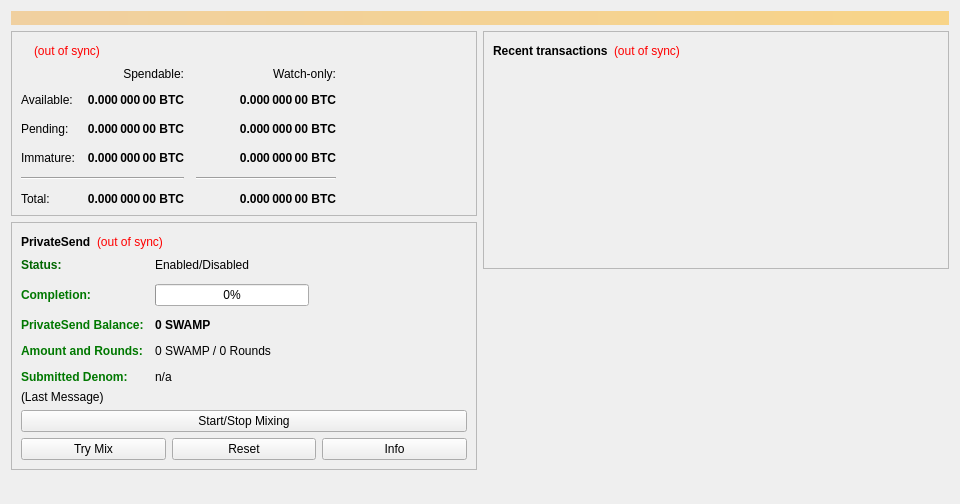
First picture: the form in src/qt/forms/overviewpage.ui, repository devilking6105/swamp, before the edit.
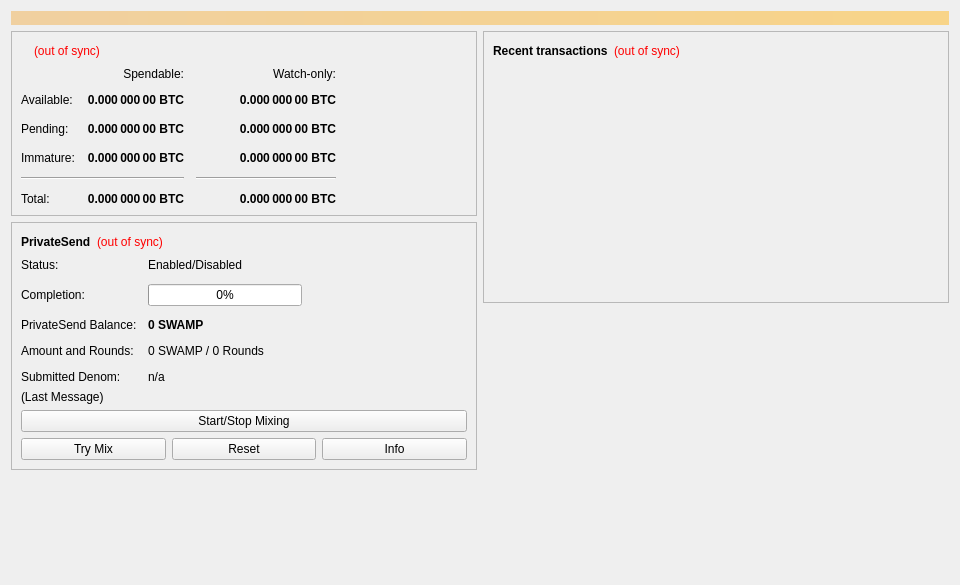
Second picture: the form after the edit.

Patch:
```diff
--- a/src/qt/forms/overviewpage.ui
+++ b/src/qt/forms/overviewpage.ui
@@ -7,7 +7,7 @@
     <x>0</x>
     <y>0</y>
     <width>960</width>
-    <height>504</height>
+    <height>585</height>
    </rect>
   </property>
   <property name="minimumSize">
@@ -466,14 +466,8 @@
             </property>
             <item row="0" column="0">
              <widget class="QLabel" name="labelPrivateSendEnabledText">
-              <property name="font">
-               <font>
-                <weight>75</weight>
-                <bold>true</bold>
-               </font>
-              </property>
               <property name="text">
-               <string>&lt;html&gt;&lt;head/&gt;&lt;body&gt;&lt;p&gt;&lt;span style=&quot; color:#006600;&quot;&gt;Status:&lt;/span&gt;&lt;/p&gt;&lt;/body&gt;&lt;/html&gt;</string>
+               <string>Status:</string>
               </property>
              </widget>
             </item>
@@ -487,7 +481,7 @@
             <item row="1" column="0">
              <widget class="QLabel" name="labelCompletitionText">
               <property name="text">
-               <string>&lt;html&gt;&lt;head/&gt;&lt;body&gt;&lt;p&gt;&lt;span style=&quot; font-weight:600; color:#007800;&quot;&gt;Completion:&lt;/span&gt;&lt;/p&gt;&lt;/body&gt;&lt;/html&gt;</string>
+               <string>Completion:</string>
               </property>
              </widget>
             </item>
@@ -507,7 +501,7 @@
             <item row="2" column="0">
              <widget class="QLabel" name="labelAnonymizedText">
               <property name="text">
-               <string>&lt;html&gt;&lt;head/&gt;&lt;body&gt;&lt;p&gt;&lt;span style=&quot; font-weight:600; color:#007800;&quot;&gt;PrivateSend Balance:&lt;/span&gt;&lt;/p&gt;&lt;/body&gt;&lt;/html&gt;</string>
+               <string>PrivateSend Balance:</string>
               </property>
              </widget>
             </item>
@@ -527,7 +521,7 @@
             <item row="3" column="0">
              <widget class="QLabel" name="labelAmountAndRoundsText">
               <property name="text">
-               <string>&lt;html&gt;&lt;head/&gt;&lt;body&gt;&lt;p&gt;&lt;span style=&quot; font-weight:600; color:#007800;&quot;&gt;Amount and Rounds:&lt;/span&gt;&lt;/p&gt;&lt;/body&gt;&lt;/html&gt;</string>
+               <string>Amount and Rounds:</string>
               </property>
              </widget>
             </item>
@@ -541,7 +535,7 @@
             <item row="4" column="0">
              <widget class="QLabel" name="labelSubmittedDenomText">
               <property name="text">
-               <string>&lt;html&gt;&lt;head/&gt;&lt;body&gt;&lt;p&gt;&lt;span style=&quot; font-weight:600; color:#007800;&quot;&gt;Submitted Denom:&lt;/span&gt;&lt;/p&gt;&lt;/body&gt;&lt;/html&gt;</string>
+               <string>Submitted Denom:</string>
               </property>
              </widget>
             </item>
```
Left out of the diff: 2 changed lines with no effect on the pictures.
